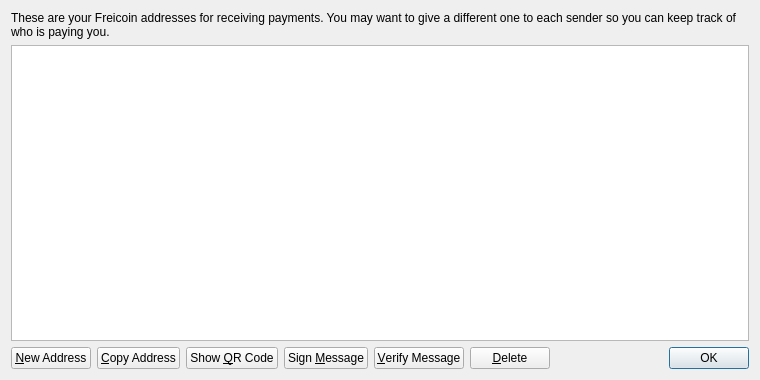
Old version of the form src/qt/forms/addressbookpage.ui in the repository testkojn/testkojn.
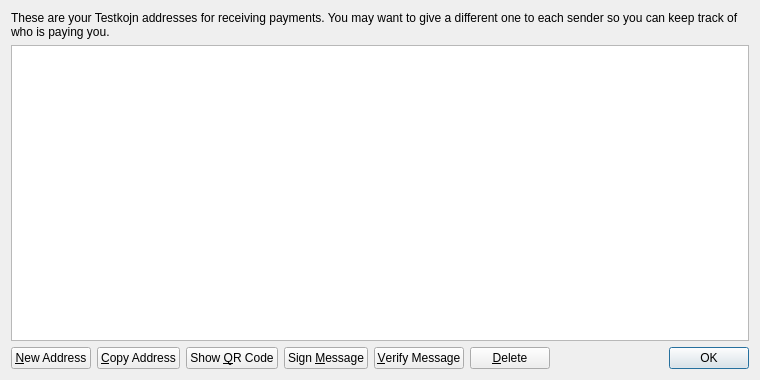
New version of the form. Icons and pictures are not drawn.

The edit to the form file:
```diff
--- a/src/qt/forms/addressbookpage.ui
+++ b/src/qt/forms/addressbookpage.ui
@@ -17,7 +17,7 @@
    <item>
     <widget class="QLabel" name="labelExplanation">
      <property name="text">
-      <string>These are your Freicoin addresses for receiving payments. You may want to give a different one to each sender so you can keep track of who is paying you.</string>
+      <string>These are your Testkojn addresses for receiving payments. You may want to give a different one to each sender so you can keep track of who is paying you.</string>
      </property>
      <property name="textFormat">
       <enum>Qt::PlainText</enum>
```
Left out of the diff: 18 changed lines with no effect on the pictures.
